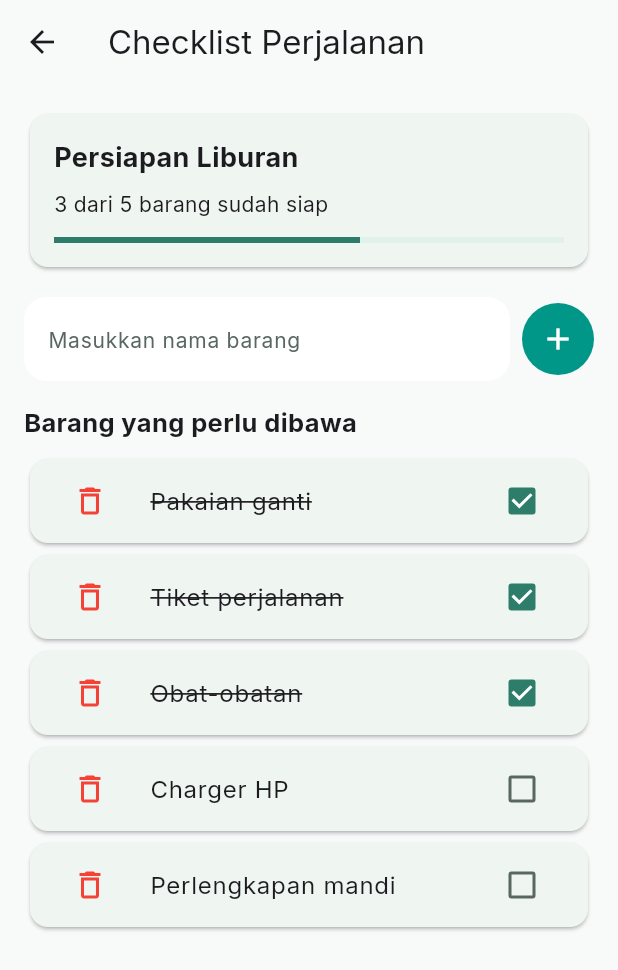
After one commit to Rea1kah2/TRIPIN, a Flutter app: the DaftarRencanaScreen screen opened by its route, after a tap on "Checklist Persiapan Perjalanan", on a phone screen of 412 x 824 dp. The commit adds this screen. Shown: the top 970 px of the screen. Run offline on Flutter 3.47's test engine with Material 3 defaults, Android fonts, the light colour scheme and no system bars; our stand-ins replace cached_network_image, flutter_map, geolocator, latlong2, shared_preferences; missing offline and left inert: flutter_map_marker_cluster; accounts and stored records are empty.

Commit message:
Update Menambahkan fitur checklist barang yg mau dibawa

```diff
--- a/lib/routes/app_routes.dart
+++ b/lib/routes/app_routes.dart
@@ -1,5 +1,8 @@
+
 import 'package:flutter/material.dart';
+
 import '../screens/chat/chat_screen.dart';
+import '../screens/checklist/checklist_screen.dart';
 import '../screens/destinasi/detail_destinasi_screen.dart';
 import '../screens/destinasi/pencarian_rekomendasi_screen.dart';
 import '../screens/rencana/detail_rencana_screen.dart';
@@ -18,6 +21,9 @@ class AppRoutes {
   static const chat = '/chat';
   static const pencarianRekomendasi = '/destinasi/rekomendasi';
 
+  // Route baru untuk Checklist Perjalanan
+  static const checklist = '/checklist';
+
   static Route<dynamic> onGenerateRoute(RouteSettings settings) {
     switch (settings.name) {
       case destinasiDetail:
@@ -25,25 +31,39 @@ class AppRoutes {
         return MaterialPageRoute(
           builder: (_) => DetailDestinasiScreen(destinasiId: id),
         );
+
       case rencanaDetail:
         final id = settings.arguments as String;
         return MaterialPageRoute(
           builder: (_) => DetailRencanaScreen(rencanaId: id),
         );
+
       case pencarianRekomendasi:
         return MaterialPageRoute(
           builder: (_) => const PencarianRekomendasiScreen(),
         );
+
       case chat:
-        // arguments (opsional): prompt awal yang langsung dikirim ke asisten.
+      // Arguments opsional: prompt awal untuk asisten.
         final prompt = settings.arguments as String?;
         return MaterialPageRoute(
           builder: (_) => ChatScreen(promptAwal: prompt),
         );
+
+    // Route baru untuk membuka Checklist Perjalanan
+      case checklist:
+        return MaterialPageRoute(
+          builder: (_) => const ChecklistScreen(),
+        );
+
       default:
         return MaterialPageRoute(
           builder: (_) => Scaffold(
-            body: Center(child: Text('Rute tidak ditemukan: ${settings.name}')),
+            body: Center(
+              child: Text(
+                'Rute tidak ditemukan: ${settings.name}',
+              ),
+            ),
           ),
         );
     }
--- a/lib/screens/auth/register_screen.dart
+++ b/lib/screens/auth/register_screen.dart
@@ -1,6 +1,6 @@
 import 'package:flutter/material.dart';
 import 'package:provider/provider.dart';
-import '../../providers/auth_provider.dart';
+import 'package:tugas_kelompok/providers/auth_provider.dart';
 import '../../theme/app_colors.dart';
 import '../../widgets/glass_scaffold.dart';
 import '../../widgets/glass_app_bar.dart';
--- /dev/null
+++ b/lib/screens/checklist/checklist_screen.dart
@@ -0,0 +1,199 @@
+
+import 'package:flutter/material.dart';
+
+class ChecklistScreen extends StatefulWidget {
+  const ChecklistScreen({super.key});
+
+  @override
+  State<ChecklistScreen> createState() => _ChecklistScreenState();
+}
+
+class _ChecklistScreenState extends State<ChecklistScreen> {
+  final TextEditingController _controller = TextEditingController();
+
+  final List<Map<String, dynamic>> _items = [
+    {'name': 'Pakaian ganti', 'done': true},
+    {'name': 'Tiket perjalanan', 'done': true},
+    {'name': 'Obat-obatan', 'done': true},
+    {'name': 'Charger HP', 'done': false},
+    {'name': 'Perlengkapan mandi', 'done': false},
+  ];
+
+  void _tambahBarang() {
+    final nama = _controller.text.trim();
+
+    if (nama.isEmpty) {
+      ScaffoldMessenger.of(context).showSnackBar(
+        const SnackBar(
+          content: Text('Masukkan nama barang terlebih dahulu!'),
+        ),
+      );
+      return;
+    }
+
+    setState(() {
+      _items.add({
+        'name': nama,
+        'done': false,
+      });
+
+      _controller.clear();
+    });
+
+    FocusScope.of(context).unfocus();
+
+    ScaffoldMessenger.of(context).showSnackBar(
+      SnackBar(
+        content: Text('$nama berhasil ditambahkan'),
+      ),
+    );
+  }
+
+  void _hapusBarang(int index) {
+    setState(() {
+      _items.removeAt(index);
+    });
+  }
+
+  @override
+  void dispose() {
+    _controller.dispose();
+    super.dispose();
+  }
+
+  @override
+  Widget build(BuildContext context) {
+    final selesai = _items
+        .where((item) => item['done'] == true)
+        .length;
+
+    final progres = _items.isEmpty
+        ? 0.0
+        : selesai / _items.length;
+
+    return Scaffold(
+      appBar: AppBar(
+        title: const Text('Checklist Perjalanan'),
+      ),
+      body: Padding(
+        padding: const EdgeInsets.all(16),
+        child: Column(
+          crossAxisAlignment: CrossAxisAlignment.start,
+          children: [
+            Card(
+              child: Padding(
+                padding: const EdgeInsets.all(16),
+                child: Column(
+                  crossAxisAlignment: CrossAxisAlignment.start,
+                  children: [
+                    const Text(
+                      'Persiapan Liburan',
+                      style: TextStyle(
+                        fontSize: 18,
+                        fontWeight: FontWeight.bold,
+                      ),
+                    ),
+                    const SizedBox(height: 8),
+                    Text(
+                      '$selesai dari ${_items.length} barang sudah siap',
+                    ),
+                    const SizedBox(height: 12),
+                    LinearProgressIndicator(
+                      value: progres,
+                    ),
+                  ],
+                ),
+              ),
+            ),
+            const SizedBox(height: 16),
+
+            Row(
+              children: [
+                Expanded(
+                  child: TextField(
+                    controller: _controller,
+                    textInputAction: TextInputAction.done,
+                    onSubmitted: (_) => _tambahBarang(),
+                    decoration: const InputDecoration(
+                      hintText: 'Masukkan nama barang',
+                      border: OutlineInputBorder(),
+                    ),
+                  ),
+                ),
+                const SizedBox(width: 8),
+                Material(
+                  color: Colors.teal,
+                  borderRadius: BorderRadius.circular(30),
+                  child: InkWell(
+                    borderRadius: BorderRadius.circular(30),
+                    onTap: _tambahBarang,
+                    child: const SizedBox(
+                      width: 48,
+                      height: 48,
+                      child: Icon(
+                        Icons.add,
+                        color: Colors.white,
+                      ),
+                    ),
+                  ),
+                ),
+              ],
+            ),
+
+            const SizedBox(height: 16),
+            const Text(
+              'Barang yang perlu dibawa',
+              style: TextStyle(
+                fontSize: 17,
+                fontWeight: FontWeight.bold,
+              ),
+            ),
+            const SizedBox(height: 8),
+
+            Expanded(
+              child: _items.isEmpty
+                  ? const Center(
+                child: Text('Belum ada barang.'),
+              )
+                  : ListView.builder(
+                itemCount: _items.length,
+                itemBuilder: (context, index) {
+                  final item = _items[index];
+
+                  return Card(
+                    child: CheckboxListTile(
+                      value: item['done'] as bool,
+                      title: Text(
+                        item['name'] as String,
+                        style: TextStyle(
+                          decoration:
+                          item['done'] == true
+                              ? TextDecoration.lineThrough
+                              : TextDecoration.none,
+                        ),
+                      ),
+                      secondary: IconButton(
+                        icon: const Icon(
+                          Icons.delete_outline,
+                          color: Colors.red,
+                        ),
+                        onPressed: () {
+                          _hapusBarang(index);
+                        },
+                      ),
+                      onChanged: (value) {
+                        setState(() {
+                          item['done'] = value ?? false;
+                        });
+                      },
+                    ),
+                  );
+                },
+              ),
+            ),
+          ],
+        ),
+      ),
+    );
+  }
+}
--- a/lib/screens/rencana/daftar_rencana_screen.dart
+++ b/lib/screens/rencana/daftar_rencana_screen.dart
@@ -1,5 +1,7 @@
+
 import 'package:flutter/material.dart';
 import 'package:provider/provider.dart';
+
 import '../../providers/rencana_provider.dart';
 import '../../routes/app_routes.dart';
 import '../../theme/app_colors.dart';
@@ -20,19 +22,43 @@ class DaftarRencanaScreen extends StatelessWidget {
 
     return GlassScaffold(
       appBar: const GlassAppBar(judul: 'Rencana Perjalanan'),
-      body: daftar.isEmpty
-          ? KeadaanKosong(
+      body: Column(
+        children: [
+          // Tombol baru: Checklist Perjalanan
+          Padding(
+            padding: const EdgeInsets.fromLTRB(16, 16, 16, 8),
+            child: SizedBox(
+              width: double.infinity,
+              child: OutlinedButton.icon(
+                onPressed: () {
+                  Navigator.pushNamed(context, AppRoutes.checklist);
+                },
+                icon: const Icon(Icons.checklist_rounded),
+                label: const Text('Checklist Persiapan Perjalanan'),
+              ),
+            ),
+          ),
+
+          // Daftar rencana yang sudah ada
+          Expanded(
+            child: daftar.isEmpty
+                ? KeadaanKosong(
               ikon: Icons.map_outlined,
               judul: 'Belum ada rencana',
-              pesan: 'Susun perjalanan pertamamu, atau minta Tripy menyusunkannya.',
+              pesan:
+              'Susun perjalanan pertamamu, atau minta Tripy menyusunnya.',
               labelAksi: 'Buat rencana',
-              onAksi: () => Navigator.pushNamed(context, AppRoutes.rencanaTambah),
+              onAksi: () => Navigator.pushNamed(
+                context,
+                AppRoutes.rencanaTambah,
+              ),
             )
-          : ListView.builder(
+                : ListView.builder(
               padding: const EdgeInsets.all(16),
               itemCount: daftar.length,
               itemBuilder: (context, index) {
                 final rencana = daftar[index];
+
                 return Padding(
                   padding: const EdgeInsets.only(bottom: 12),
                   child: Dismissible(
@@ -45,7 +71,10 @@ class DaftarRencanaScreen extends StatelessWidget {
                         color: context.colors.error,
                         borderRadius: BorderRadius.circular(20),
                       ),
-                      child: Icon(Icons.delete_outline, color: context.colors.onError),
+                      child: Icon(
+                        Icons.delete_outline,
+                        color: context.colors.onError,
+                      ),
                     ),
                     confirmDismiss: (_) => showConfirmDeleteDialog(
                       context,
@@ -57,7 +86,8 @@ class DaftarRencanaScreen extends StatelessWidget {
                     },
                     child: RencanaCard(
                       rencana: rencana,
-                      jumlahDestinasi: rencana.daftarDestinasiId.length,
+                      jumlahDestinasi:
+                      rencana.daftarDestinasiId.length,
                       onTap: () => Navigator.pushNamed(
                         context,
                         AppRoutes.rencanaDetail,
@@ -68,8 +98,14 @@ class DaftarRencanaScreen extends StatelessWidget {
                 );
               },
             ),
+          ),
+        ],
+      ),
       floatingActionButton: FloatingActionButton(
-        onPressed: () => Navigator.pushNamed(context, AppRoutes.rencanaTambah),
+        onPressed: () => Navigator.pushNamed(
+          context,
+          AppRoutes.rencanaTambah,
+        ),
         child: const Icon(Icons.add),
       ),
     );
--- a/lib/theme/app_theme.dart
+++ b/lib/theme/app_theme.dart
@@ -128,7 +128,7 @@ ThemeData _build({
         borderSide: BorderSide(color: scheme.primary, width: 1.5),
       ),
     ),
-    dialogTheme: DialogTheme(
+    dialogTheme: DialogThemeData(
       backgroundColor: extension.surfaceElevated,
       surfaceTintColor: Colors.transparent,
     ),
```
Also changed, not shown: lib/widgets/peta/komponen_peta.dart (+125 -27 lines), pubspec.lock, 5 other files.
